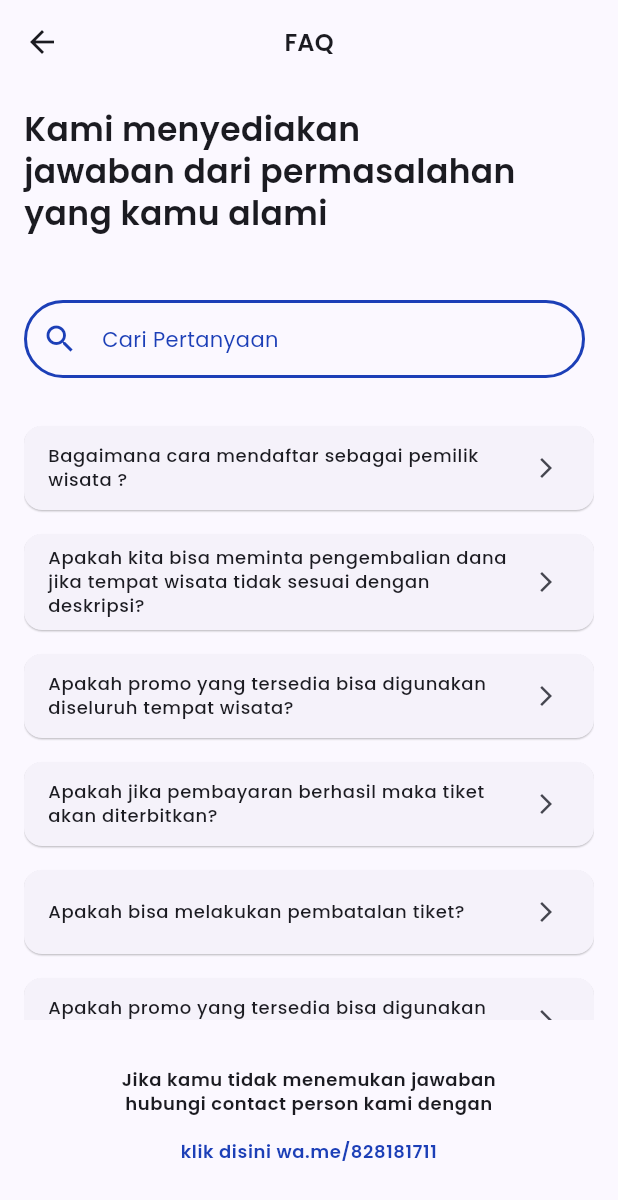
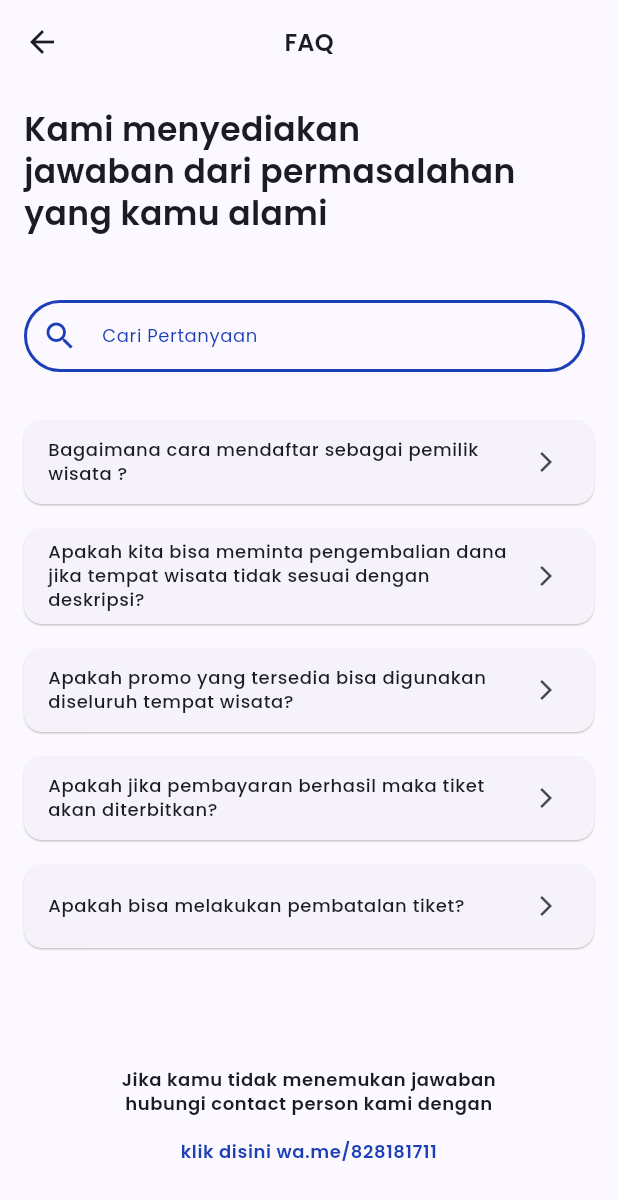
Before and after one commit to Capstone-Tim-02/sustain-tour-mobile, a Flutter app: the FaqScreen screen opened directly, on a phone screen of 412 x 824 dp. Shown: the top 1200 px of the screen. Run offline on Flutter 3.47's test engine with Material 2 defaults, Android fonts, the phone set to English and light mode, and no system bars; our stand-ins replace carousel_slider, dio, dots_indicator, email_validator, flutter_svg, image_picker and 4 more; accounts and stored records are empty; project files that could hold a hidden picture were left out.

Commit message:
FAQ, AI, dan  Desti Point (point history) Done

```diff
--- a/lib/screen/home_screen/components/desti_point_screen/desti_point_screen.dart
+++ b/lib/screen/home_screen/components/desti_point_screen/desti_point_screen.dart
@@ -1,10 +1,7 @@
 import 'package:flutter/material.dart';
-import 'package:provider/provider.dart';
 
-import 'package:sustain_tour_mobile/constants/assets_image.dart';
 import 'package:sustain_tour_mobile/screen/home_screen/components/desti_point_screen/component/point_history.dart';
 import 'package:sustain_tour_mobile/screen/home_screen/components/desti_point_screen/component/user_point_info.dart';
-import 'package:sustain_tour_mobile/screen/home_screen/components/desti_point_screen/desti_point_provider.dart';
 import 'package:sustain_tour_mobile/style/color_theme_style.dart';
 import 'package:sustain_tour_mobile/style/font_weight_style.dart';
 import 'package:sustain_tour_mobile/style/text_style_widget.dart';
--- a/lib/screen/pusat_bantuan_screen/faq/faq_screen.dart
+++ b/lib/screen/pusat_bantuan_screen/faq/faq_screen.dart
@@ -55,7 +55,7 @@ class FaqScreen extends StatelessWidget {
             const SizedBox(height: 32),
             // const TextFieldPassword(),
             SizedBox(
-              height: 60,
+              height: 56,
               width: 374,
               child: SWidget(
                 hintText: 'Cari Pertanyaan',
--- a/lib/screen/pusat_bantuan_screen/faq/faq_screen_provider.dart
+++ b/lib/screen/pusat_bantuan_screen/faq/faq_screen_provider.dart
@@ -36,31 +36,9 @@ class FaqScreenProvider with ChangeNotifier {
     ),
     FaqModel(
       tittle: 'Apakah jika pembayaran berhasil maka tiket akan diterbitkan?',
-      detail: '',
-      link: 'www.destimate.com',
-      additional: '',
-    ),
-    FaqModel(
-      tittle: 'Apakah bisa melakukan pembatalan tiket?',
       detail:
-          'Untuk memudahkan proses pembatalan tiket, Anda dapat mengikuti langkah-langkah berikut: \n \n \n1.Buka halaman tiket. \n2. Pilih tiket yang ingin Anda batalkan. \n3.Setelah masuk ke halaman invoice, temukan tombol pembatalan yang disediakan.',
+          'Benar, ketika anda telah berhasil melakukan pembayaran tiket dilokasi wisata yang anda tuju, anda akan mendapatkan tiket sebagaimana membeli tiket pada umumnya',
       link: '',
-      additional:
-          'Namun, perlu diingat bahwa pembatalan tiket akan mengakibatkan kehilangan poin yang telah terakumulasi sebelumnya. Silakan lakukan pembatalan dengan bijak sesuai kebutuhan Anda. Jika ada pertanyaan lebih lanjut, tim kami siap membantu!',
-    ),
-    FaqModel(
-      tittle:
-          'Apakah promo yang tersedia bisa digunakan diseluruh tempat wisata?',
-      detail:
-          'Kami menyediakan dua kategori promo yang dapat meningkatkan pengalaman liburan Anda. \n \n \n Pertama, terdapat promo yang berlaku di seluruh destinasi wisata yang kami tawarkan. Sedangkan yang kedua, terdapat promo khusus yang hanya dapat digunakan di destinasi wisata tertentu. Untuk memudahkan pemilihan, informasi terkait kategori promo (umum atau khusus) telah kami sertakan pada setiap penawaran.',
-      link: '',
-      additional:
-          'Kami harap ini membantu Anda menentukan pilihan yang sesuai dengan keinginan dan rencana liburan Anda.🌟🎉',
-    ),
-    FaqModel(
-      tittle: 'Apakah jika pembayaran berhasil maka tiket akan diterbitkan?',
-      detail: '',
-      link: 'www.destimate.com',
       additional: '',
     ),
     FaqModel(
--- a/lib/screen/pusat_bantuan_screen/faq/s_widget.dart
+++ b/lib/screen/pusat_bantuan_screen/faq/s_widget.dart
@@ -44,7 +44,7 @@ class SWidget extends StatelessWidget {
       controller: controller,
       onChanged: onChange,
       obscureText: obscureText ?? false,
-      style: TextStyleWidget.bodyB2(
+      style: TextStyleWidget.bodyB3(
         fontWeight: FontWeightStyle.regular,
         color: ColorThemeStyle.blue100,
       ),
@@ -56,7 +56,7 @@ class SWidget extends StatelessWidget {
         suffixIcon: suffixIcon,
         fillColor: fillColor,
         filled: filled,
-        hintStyle: TextStyleWidget.bodyB2(
+        hintStyle: TextStyleWidget.bodyB3(
           fontWeight: FontWeightStyle.regular,
           color: ColorThemeStyle.blue100,
         ),
--- a/lib/style/color_theme_style.dart
+++ b/lib/style/color_theme_style.dart
@@ -23,4 +23,6 @@ class ColorThemeStyle {
   static const Color warningBar = Color(0xFFE4B200);
   static const Color disabledsBar = Color(0xFFDDDDDD);
   static const Color lightPurple = Color(0xFFBEB5FF);
+  static const Color redContainer = Color(0xFFFEBEBE);
+  static const Color greenContainer = Color(0xFFB3DDC4);
 }
```
Also changed, not shown: lib/screen/home_screen/components/desti_point_screen/component/point_history.dart (+22 -12 lines).
